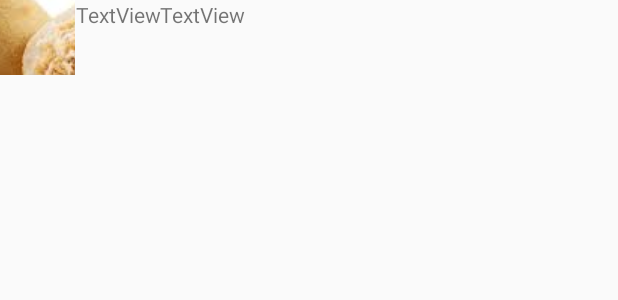
After one commit to andrelrodrigues/PedeLanche, an Android app: the layout celula_lista.xml on its own in the app's theme, with its tools: preview values and no code run, on a phone screen of 412 x 824 dp. The commit adds this screen. Shown: the top 300 px of the screen. Run offline under Robolectric (Android 15) with nearby library versions, the phone set to English and light mode, and no system bars.

Commit message:
Toast, com validação, construção do ListView, lista de Itens

```diff
--- a/app/build.gradle
+++ b/app/build.gradle
@@ -26,4 +26,5 @@ dependencies {
     })
     compile 'com.android.support:appcompat-v7:25.1.0'
     testCompile 'junit:junit:4.12'
+    compile 'com.android.support.constraint:constraint-layout:1.0.2'
 }
--- a/app/src/main/java/com/example/laboratorio/pedelanche/Cadastro.java
+++ b/app/src/main/java/com/example/laboratorio/pedelanche/Cadastro.java
@@ -5,6 +5,7 @@ import android.support.v7.app.AppCompatActivity;
 import android.view.View;
 import android.widget.Button;
 import android.widget.EditText;
+import android.widget.Toast;
 
 /**
  * Created by laboratorio on 18/05/17.
@@ -12,7 +13,7 @@ import android.widget.EditText;
 
 public class Cadastro extends AppCompatActivity {
 
-    EditText edtNome, edtFone, edtNewPassword, edtConfNewPassword;
+    EditText edtNome, edtFone, edtNewPassword,edUserName, edPassword, edtConfNewPassword;
     Button btCadastrar;
 
     @Override
@@ -60,7 +61,6 @@ public class Cadastro extends AppCompatActivity {
             validacao = false;
             edtConfNewPassword.setError("Confirmar senha é Obrigatório");
         }
-
         if (! newPass.equals(confNewPass)) {
 
             validacao = false;
--- /dev/null
+++ b/app/src/main/res/layout/celula_lista.xml
@@ -0,0 +1,40 @@
+<?xml version="1.0" encoding="utf-8"?>
+<LinearLayout xmlns:android="http://schemas.android.com/apk/res/android"
+    xmlns:app="http://schemas.android.com/apk/res-auto"
+    android:layout_width="wrap_content"
+    android:layout_height="match_parent"
+    android:orientation="vertical">
+
+    <TableLayout
+        android:layout_width="match_parent"
+        android:layout_height="wrap_content">
+
+        <TableRow
+            android:id="@+id/table"
+            android:layout_width="match_parent"
+            android:layout_height="match_parent">
+
+            <ImageView
+                android:id="@+id/imageView"
+                android:layout_width="50dp"
+                android:layout_height="50dp"
+                android:theme="@style/Base.Widget.AppCompat.ImageButton"
+                app:srcCompat="@drawable/coxinha" />
+
+            <TextView
+                android:id="@+id/textView3"
+                android:layout_width="match_parent"
+                android:layout_height="match_parent"
+                android:text="TextView"
+                android:textAlignment="textEnd" />
+
+            <TextView
+                android:id="@+id/textView2"
+                android:layout_width="match_parent"
+                android:layout_height="match_parent"
+                android:text="TextView"
+                android:textAlignment="center" />
+        </TableRow>
+    </TableLayout>
+
+</LinearLayout>
```
Also changed, not shown: app/src/main/java/com/example/laboratorio/pedelanche/Login.java (+17 -7 lines), app/src/main/java/com/example/laboratorio/pedelanche/Menu.java (+54 -4 lines), app/src/main/res/layout/menu.xml (+5 -2 lines), app/src/main/res/drawable/coxinha.png (added).
